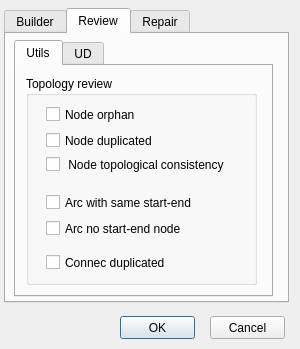
First picture: the form in ui/topology_tools.ui, repository Giswater/giswater_qgis_plugin, before the edit.
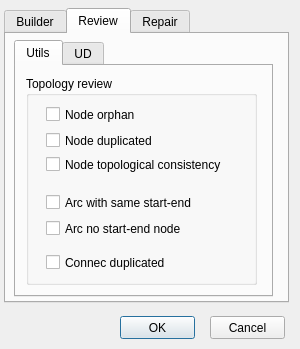
Second picture: the form after the edit. The open tabs and pages were chosen to show the change.

```diff
--- a/ui/topology_tools.ui
+++ b/ui/topology_tools.ui
@@ -145,7 +145,7 @@
          <rect>
           <x>20</x>
           <y>30</y>
-          <width>165</width>
+          <width>211</width>
           <height>17</height>
          </rect>
         </property>
@@ -189,7 +189,7 @@
          </rect>
         </property>
         <property name="text">
-         <string> Node topological consistency</string>
+         <string>Node topological consistency</string>
         </property>
        </widget>
       </widget>
```
Left out of the diff: 2 changed lines with no effect on the pictures.
